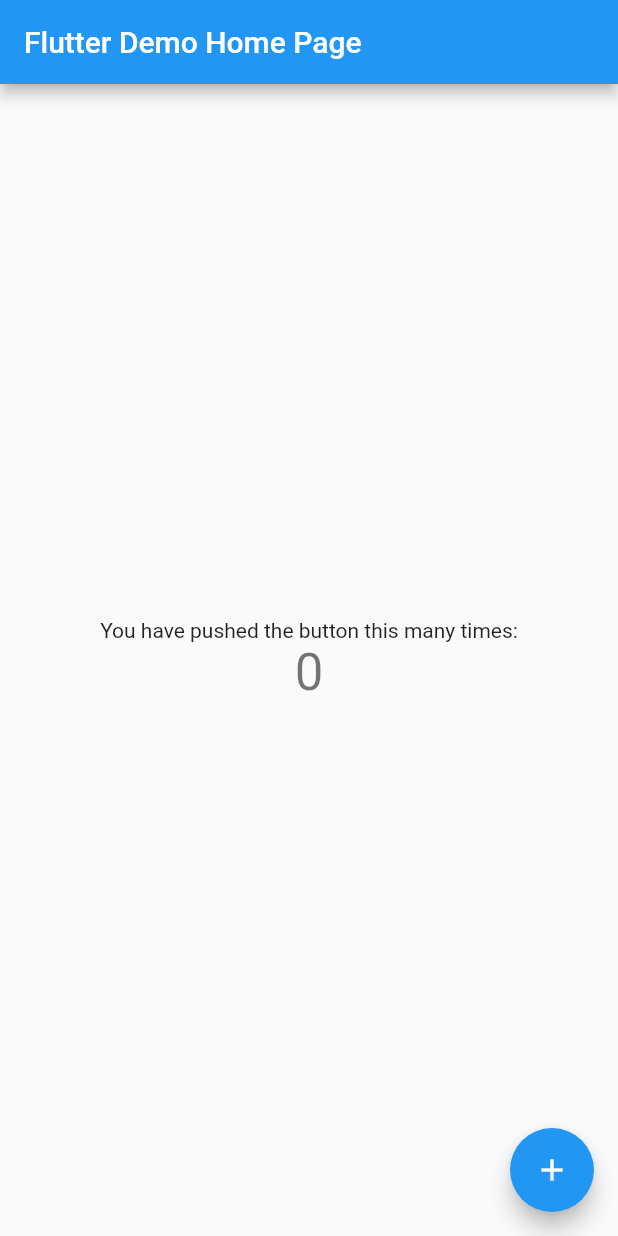
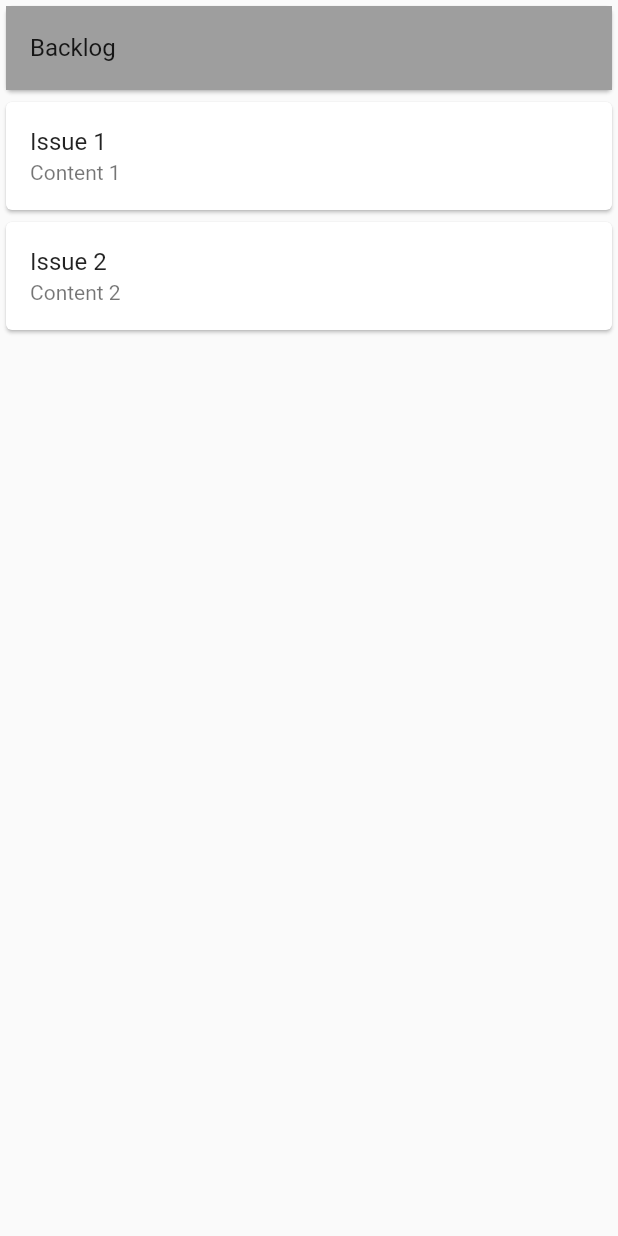
Before and after one commit to fickle-project/fickle-client, a Flutter app: the screen it shows after launch, on a phone screen of 412 x 824 dp. Run offline on Flutter 3.47's test engine with Material 2 defaults, Android fonts, the phone set to English and light mode, and no system bars.

Commit message:
Feature/add workspaces page (#1)
* add: column と issue を追加

```diff
--- /dev/null
+++ b/lib/components/_components.dart
@@ -0,0 +1,2 @@
+export 'package:fickle_client/components/fickle_column.dart';
+export 'package:fickle_client/components/fickle_issue.dart';
--- /dev/null
+++ b/lib/components/fickle_column.dart
@@ -0,0 +1,31 @@
+import 'package:flutter/material.dart';
+
+import 'package:fickle_client/components/_components.dart';
+
+class FickleColumn extends StatelessWidget {
+  const FickleColumn({
+    super.key,
+    required this.name,
+    required this.color,
+    this.issues = const [],
+  });
+
+  final String name;
+  final Color color;
+  final List<FickleIssue> issues;
+
+  @override
+  Widget build(BuildContext context) {
+    return ListView(
+      children: [
+        Card(
+          child: ListTile(
+            title: Text(name),
+            tileColor: color,
+          ),
+        ),
+        ...issues
+      ],
+    );
+  }
+}
--- /dev/null
+++ b/lib/components/fickle_issue.dart
@@ -0,0 +1,22 @@
+import 'package:flutter/material.dart';
+
+class FickleIssue extends StatelessWidget {
+  const FickleIssue({
+    super.key,
+    required this.name,
+    this.content,
+  });
+
+  final String name;
+  final String? content;
+
+  @override
+  Widget build(BuildContext context) {
+    return Card(
+      child: ListTile(
+        title: Text(name),
+        subtitle: content != null ? Text(content!) : null,
+      ),
+    );
+  }
+}
--- a/lib/main.dart
+++ b/lib/main.dart
@@ -1,4 +1,6 @@
 import 'package:flutter/material.dart';
+
+import 'package:fickle_client/pages/home/index_page.dart';
 
 void main() {
   runApp(const MyApp());
@@ -7,109 +9,11 @@
 class MyApp extends StatelessWidget {
   const MyApp({super.key});
 
-  // This widget is the root of your application.
   @override
   Widget build(BuildContext context) {
-    return MaterialApp(
-      title: 'Flutter Demo',
-      theme: ThemeData(
-        // This is the theme of your application.
-        //
-        // Try running your application with "flutter run". You'll see the
-        // application has a blue toolbar. Then, without quitting the app, try
-        // changing the primarySwatch below to Colors.green and then invoke
-        // "hot reload" (press "r" in the console where you ran "flutter run",
-        // or simply save your changes to "hot reload" in a Flutter IDE).
-        // Notice that the counter didn't reset back to zero; the application
-        // is not restarted.
-        primarySwatch: Colors.blue,
-      ),
-      home: const MyHomePage(title: 'Flutter Demo Home Page'),
+    return const MaterialApp(
+      title: 'Fickle Client',
+      home: IndexPage(),
     );
   }
 }
-
-class MyHomePage extends StatefulWidget {
-  const MyHomePage({super.key, required this.title});
-
-  // This widget is the home page of your application. It is stateful, meaning
-  // that it has a State object (defined below) that contains fields that affect
-  // how it looks.
-
-  // This class is the configuration for the state. It holds the values (in this
-  // case the title) provided by the parent (in this case the App widget) and
-  // used by the build method of the State. Fields in a Widget subclass are
-  // always marked "final".
-
-  final String title;
-
-  @override
-  State<MyHomePage> createState() => _MyHomePageState();
-}
-
-class _MyHomePageState extends State<MyHomePage> {
-  int _counter = 0;
-
-  void _incrementCounter() {
-    setState(() {
-      // This call to setState tells the Flutter framework that something has
-      // changed in this State, which causes it to rerun the build method below
-      // so that the display can reflect the updated values. If we changed
-      // _counter without calling setState(), then the build method would not be
-      // called again, and so nothing would appear to happen.
-      _counter++;
-    });
-  }
-
-  @override
-  Widget build(BuildContext context) {
-    // This method is rerun every time setState is called, for instance as done
-    // by the _incrementCounter method above.
-    //
-    // The Flutter framework has been optimized to make rerunning build methods
-    // fast, so that you can just rebuild anything that needs updating rather
-    // than having to individually change instances of widgets.
-    return Scaffold(
-      appBar: AppBar(
-        // Here we take the value from the MyHomePage object that was created by
-        // the App.build method, and use it to set our appbar title.
-        title: Text(widget.title),
-      ),
-      body: Center(
-        // Center is a layout widget. It takes a single child and positions it
-        // in the middle of the parent.
-        child: Column(
-          // Column is also a layout widget. It takes a list of children and
-          // arranges them vertically. By default, it sizes itself to fit its
-          // children horizontally, and tries to be as tall as its parent.
-          //
-          // Invoke "debug painting" (press "p" in the console, choose the
-          // "Toggle Debug Paint" action from the Flutter Inspector in Android
-          // Studio, or the "Toggle Debug Paint" command in Visual Studio Code)
-          // to see the wireframe for each widget.
-          //
-          // Column has various properties to control how it sizes itself and
-          // how it positions its children. Here we use mainAxisAlignment to
-          // center the children vertically; the main axis here is the vertical
-          // axis because Columns are vertical (the cross axis would be
-          // horizontal).
-          mainAxisAlignment: MainAxisAlignment.center,
-          children: <Widget>[
-            const Text(
-              'You have pushed the button this many times:',
-            ),
-            Text(
-              '$_counter',
-              style: Theme.of(context).textTheme.headline4,
-            ),
-          ],
-        ),
-      ),
-      floatingActionButton: FloatingActionButton(
-        onPressed: _incrementCounter,
-        tooltip: 'Increment',
-        child: const Icon(Icons.add),
-      ), // This trailing comma makes auto-formatting nicer for build methods.
-    );
-  }
-}
--- /dev/null
+++ b/lib/pages/home/index_page.dart
@@ -0,0 +1,56 @@
+import 'package:flutter/material.dart';
+import 'package:flutter/gestures.dart';
+
+import 'package:fickle_client/components/_components.dart';
+
+// マウスでタブを切り替えるために必要
+class _MouseDraggableScrollBehavior extends MaterialScrollBehavior {
+  @override
+  Set<PointerDeviceKind> get dragDevices => <PointerDeviceKind>{
+        PointerDeviceKind.touch,
+        PointerDeviceKind.mouse,
+      };
+}
+
+class IndexPage extends StatelessWidget {
+  const IndexPage({super.key});
+
+  @override
+  Widget build(BuildContext context) {
+    final Size size = MediaQuery.of(context).size;
+
+    return Scaffold(
+      body: ScrollConfiguration(
+        behavior: _MouseDraggableScrollBehavior(),
+        child: DefaultTabController(
+          length: 4,
+          child: SizedBox(
+            height: size.height,
+            child: Column(
+              children: const [
+                Expanded(
+                  child: TabBarView(
+                    physics: PageScrollPhysics(),
+                    children: [
+                      FickleColumn(
+                        name: 'Backlog',
+                        color: Colors.grey,
+                        issues: [
+                          FickleIssue(name: 'Issue 1', content: 'Content 1'),
+                          FickleIssue(name: 'Issue 2', content: 'Content 2'),
+                        ],
+                      ),
+                      FickleColumn(name: 'In Progress', color: Colors.blue),
+                      FickleColumn(name: 'Pending', color: Colors.red),
+                      FickleColumn(name: 'Done', color: Colors.green),
+                    ],
+                  ),
+                ),
+              ],
+            ),
+          ),
+        ),
+      ),
+    );
+  }
+}
```
